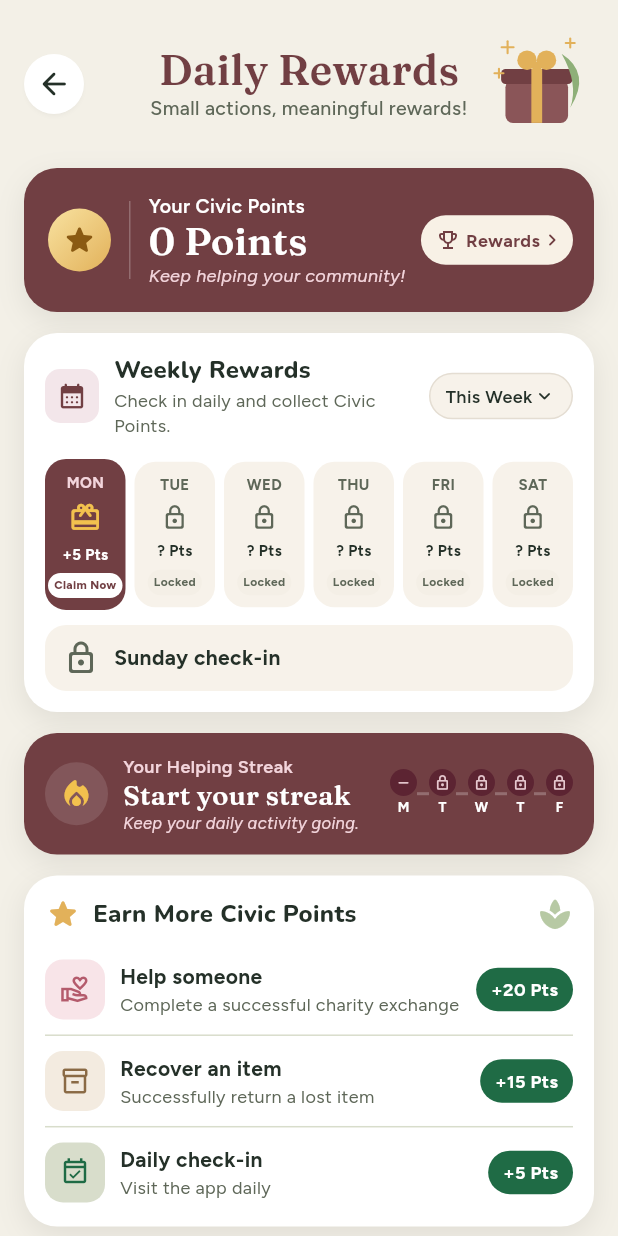
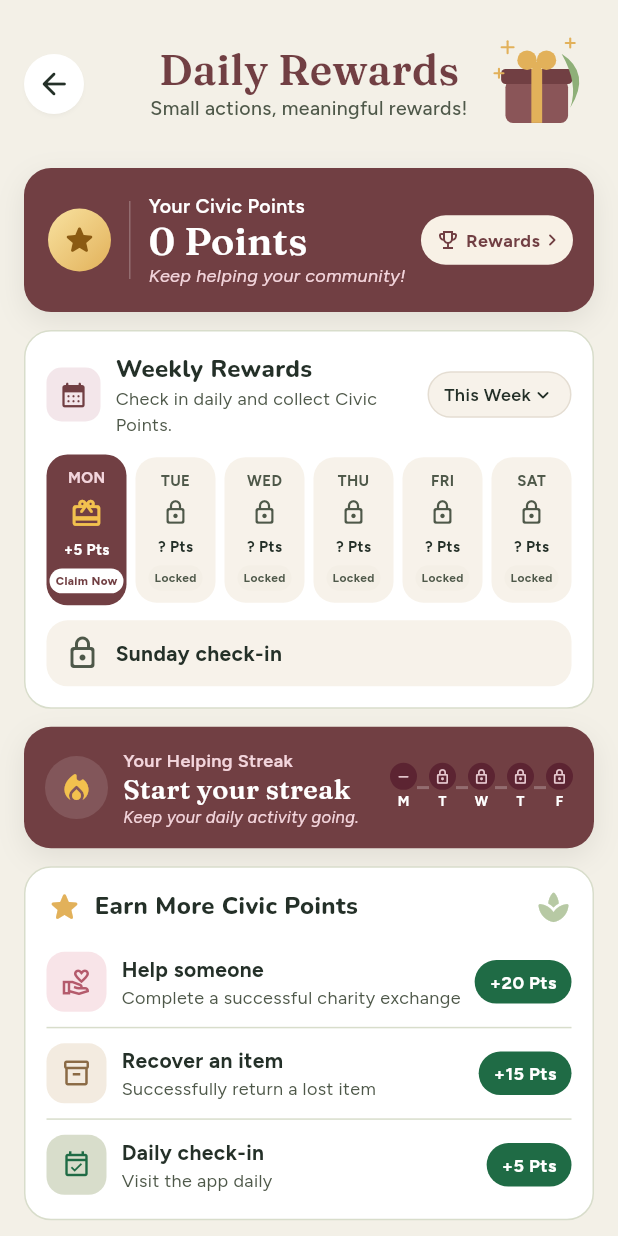
Before and after one commit to mqasim434/Civic-Citizen, a Flutter app: the RewardsView screen opened by its route, on a phone screen of 412 x 824 dp. Run offline on Flutter 3.47's test engine with Material 3 defaults, Android fonts, the phone set to English and light mode, and no system bars; our stand-ins replace app_links, cloud_firestore, file_picker, firebase_auth, firebase_core, flutter_animate and 10 more; missing offline and left inert: custom_info_window, google_mlkit_face_detection, mobile_scanner; accounts and stored records are empty.

Commit message:
feat: User UI polish: typography, card consistency, compact map filters, subtler profile header, distinct ads
Co-Authored-By: Claude Opus 5.5 <noreply@anthropic.com>
Claude-Session: https://claude.ai/code/session_01KQGoRTx7FGdc3Di3gnfFEu

```diff
--- a/lib/core/theme/app_theme.dart
+++ b/lib/core/theme/app_theme.dart
@@ -24,7 +24,7 @@ class AppTheme {
   static const Color paper = ivory;
   static const Color paperRaised = warmCream;
   static const Color stone = beige;
-  static const Color inkMuted = Color(0xFF5E6758);
+  static const Color inkMuted = Color(0xFF4E5849);
   static const Color errorLight = Color(0xFFB42318);
 
   // Dark
@@ -33,9 +33,15 @@ class AppTheme {
   static const Color raisedDark = Color(0xFF1C2738);
   static const Color leafDark = Color(0xFF6FBF94);
   static const Color textDark = Color(0xFFE8E4DC);
-  static const Color mutedDark = Color(0xFF9AA3B2);
+  static const Color mutedDark = Color(0xFFB4BCC8);
 
   static const double _radius = 18;
+
+  /// Shared card system for Home, Nearby and Rewards: corner radius, gap
+  /// between cards and screen side padding.
+  static const double cardRadius = _radius;
+  static const double cardGap = 12;
+  static const double pagePadding = 16;
 
   /// Brand colours for the current theme. Use this in widgets instead of
   /// the light-only constants above so screens follow dark mode.
@@ -383,47 +389,47 @@ class AppTheme {
     return TextTheme(
       displayLarge: GoogleFonts.nunito(
         fontSize: 36,
-        fontWeight: FontWeight.w600,
+        fontWeight: FontWeight.w700,
         color: base,
         height: 1.1,
         letterSpacing: -0.5,
       ),
       displayMedium: GoogleFonts.nunito(
         fontSize: 30,
-        fontWeight: FontWeight.w600,
+        fontWeight: FontWeight.w700,
         color: base,
         height: 1.15,
         letterSpacing: -0.3,
       ),
       displaySmall: GoogleFonts.nunito(
         fontSize: 26,
-        fontWeight: FontWeight.w600,
+        fontWeight: FontWeight.w700,
         color: base,
         height: 1.2,
       ),
       headlineMedium: GoogleFonts.nunito(
         fontSize: 22,
-        fontWeight: FontWeight.w600,
+        fontWeight: FontWeight.w700,
         color: base,
       ),
       headlineSmall: GoogleFonts.nunito(
         fontSize: 20,
-        fontWeight: FontWeight.w600,
+        fontWeight: FontWeight.w700,
         color: base,
       ),
       titleLarge: GoogleFonts.figtree(
         fontSize: 18,
-        fontWeight: FontWeight.w700,
+        fontWeight: FontWeight.w800,
         color: base,
       ),
       titleMedium: GoogleFonts.figtree(
         fontSize: 16,
-        fontWeight: FontWeight.w700,
+        fontWeight: FontWeight.w800,
         color: base,
       ),
       titleSmall: GoogleFonts.figtree(
         fontSize: 14,
-        fontWeight: FontWeight.w700,
+        fontWeight: FontWeight.w800,
         color: base,
       ),
       bodyLarge: GoogleFonts.figtree(
@@ -439,7 +445,7 @@ class AppTheme {
         height: 1.4,
       ),
       bodySmall: GoogleFonts.figtree(
-        fontSize: 12,
+        fontSize: 12.5,
         fontWeight: FontWeight.w500,
         color: muted,
       ),
@@ -557,7 +563,7 @@ class CivicColors {
     isDark: true,
     ink: AppTheme.textDark,
     inkMuted: AppTheme.mutedDark,
-    inkFaint: Color(0xFF5C6676),
+    inkFaint: Color(0xFF6E7888),
     olive: AppTheme.leafDark,
     sage: Color(0xFF244536),
     page: AppTheme.paperDark,
--- a/lib/features/fun_activity/views/rewards_view.dart
+++ b/lib/features/fun_activity/views/rewards_view.dart
@@ -152,7 +152,12 @@ class _RewardsBody extends StatelessWidget {
 
     return ListView(
       controller: scroll,
-      padding: const EdgeInsets.fromLTRB(16, 8, 16, 28),
+      padding: const EdgeInsets.fromLTRB(
+        AppTheme.pagePadding,
+        8,
+        AppTheme.pagePadding,
+        28,
+      ),
       children: [
         _Header(onBack: onBack),
         const SizedBox(height: 8),
@@ -160,7 +165,7 @@ class _RewardsBody extends StatelessWidget {
           balance: state.balance,
           onRewards: onRewards,
         ),
-        const SizedBox(height: 14),
+        const SizedBox(height: AppTheme.cardGap),
         _WeeklyCard(
           days: week,
           today: today,
@@ -180,21 +185,21 @@ class _RewardsBody extends StatelessWidget {
             ),
           ),
         ),
-        const SizedBox(height: 14),
+        const SizedBox(height: AppTheme.cardGap),
         _StreakBanner(
           streak: streak,
           monday: currentMonday,
           today: today,
           checkIns: state.checkIns,
         ),
-        const SizedBox(height: 14),
+        const SizedBox(height: AppTheme.cardGap),
         _EarnCard(
           key: earnKey,
           checkInPoints: claimedToday ? todayPoints : todayPoints,
           claimedToday: claimedToday,
           onCheckIn: claimedToday || claiming ? null : () => onClaim(todayPoints),
         ),
-        const SizedBox(height: 14),
+        const SizedBox(height: AppTheme.cardGap),
         const _CommunityBanner(),
       ],
     );
@@ -320,7 +325,7 @@ class _PointsCard extends StatelessWidget {
       padding: const EdgeInsets.fromLTRB(16, 16, 14, 16),
       decoration: BoxDecoration(
         color: c.burgundy,
-        borderRadius: BorderRadius.circular(22),
+        borderRadius: BorderRadius.circular(AppTheme.cardRadius),
         boxShadow: _RewardsColors.shadow(c),
       ),
       child: Row(
@@ -509,7 +514,7 @@ class _WeeklyCard extends StatelessWidget {
               ),
             ],
           ),
-          const SizedBox(height: 14),
+          const SizedBox(height: AppTheme.cardGap),
           Row(
             children: [
               for (final day in days) ...[
@@ -795,7 +800,7 @@ class _StreakBanner extends StatelessWidget {
       padding: const EdgeInsets.fromLTRB(14, 14, 14, 14),
       decoration: BoxDecoration(
         color: c.burgundy,
-        borderRadius: BorderRadius.circular(22),
+        borderRadius: BorderRadius.circular(AppTheme.cardRadius),
         boxShadow: _RewardsColors.shadow(c),
       ),
       child: Row(
@@ -1073,7 +1078,7 @@ class _CommunityBanner extends StatelessWidget {
   @override
   Widget build(BuildContext context) {
     return ClipRRect(
-      borderRadius: BorderRadius.circular(18),
+      borderRadius: BorderRadius.circular(AppTheme.cardRadius),
       child: SizedBox(
         height: 78,
         width: double.infinity,
@@ -1213,10 +1218,14 @@ class _RewardsColors {
         ),
       ];
 
+  /// Same look as the theme Card used by Home and Nearby posts:
+  /// radius, 1px border, no shadow.
   static BoxDecoration card(CivicColors c) => BoxDecoration(
         color: c.card,
-        borderRadius: BorderRadius.circular(22),
-        border: c.isDark ? Border.all(color: c.subtleBorder) : null,
-        boxShadow: shadow(c),
+        borderRadius: BorderRadius.circular(AppTheme.cardRadius),
+        border: Border.all(
+          // Matches colorScheme.outlineVariant in each theme.
+          color: c.isDark ? c.subtleBorder : AppTheme.sage,
+        ),
       );
 }
```
Also changed, not shown: lib/features/ads/widgets/ad_style.dart (added, +62 -0 lines), lib/features/ads/widgets/home_ads_strip.dart (+4 -4 lines), lib/features/home/views/dashboard_view.dart (+5 -2 lines), lib/features/home/views/map_placeholder_view.dart (+143 -79 lines), lib/features/home/views/nearby_posts_view.dart (+10 -2 lines), lib/features/posts/views/post_card.dart (+6 -18 lines), lib/features/profile/views/profile_view.dart (+21 -3 lines).
